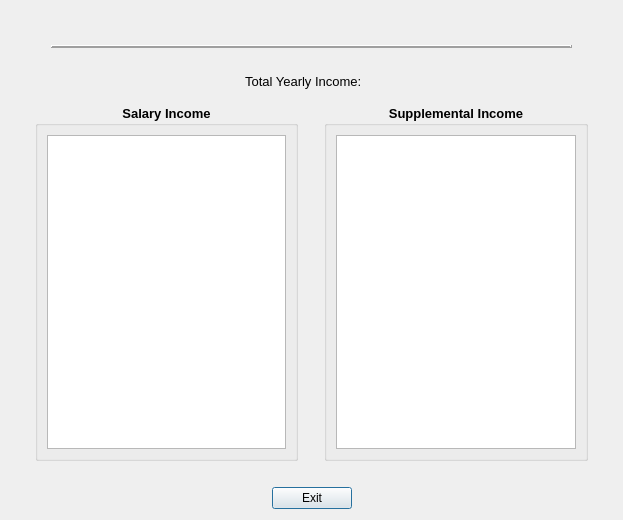
The window that CashFlowManager/yearlyincomesummarydialog.ui (epw7856/CashFlowManager) describes before a commit, drawn with Qt 5.
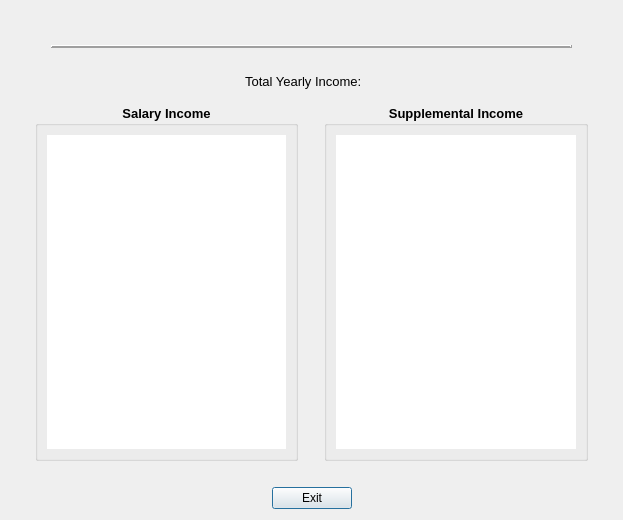
The same window after the commit.

```diff
--- a/CashFlowManager/yearlyincomesummarydialog.ui
+++ b/CashFlowManager/yearlyincomesummarydialog.ui
@@ -264,6 +264,12 @@
               <bold>false</bold>
              </font>
             </property>
+            <property name="frameShape">
+             <enum>QFrame::NoFrame</enum>
+            </property>
+            <property name="frameShadow">
+             <enum>QFrame::Plain</enum>
+            </property>
             <property name="cornerButtonEnabled">
              <bool>false</bool>
             </property>
@@ -334,6 +340,12 @@
               <bold>false</bold>
              </font>
             </property>
+            <property name="frameShape">
+             <enum>QFrame::NoFrame</enum>
+            </property>
+            <property name="frameShadow">
+             <enum>QFrame::Plain</enum>
+            </property>
             <property name="cornerButtonEnabled">
              <bool>false</bool>
             </property>
```
